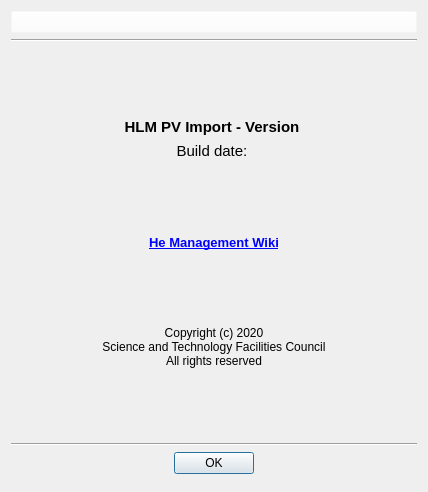
ISISNeutronMuon/HLM_PV_Import, file ServiceManager/GUI/layouts/About.ui: the form before one commit.
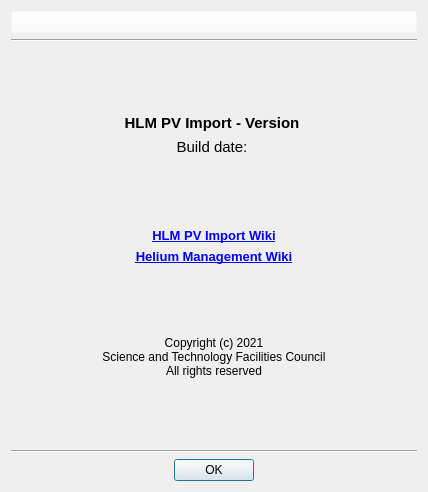
The form after the commit. Icons and pictures are not drawn.

What changed in the file:
```diff
--- a/ServiceManager/GUI/layouts/About.ui
+++ b/ServiceManager/GUI/layouts/About.ui
@@ -14,9 +14,6 @@
    <string>About</string>
   </property>
   <layout class="QVBoxLayout" name="verticalLayout_2">
-   <property name="bottomMargin">
-    <number>18</number>
-   </property>
    <item>
     <widget class="QPushButton" name="logo">
      <property name="cursor">
@@ -132,7 +129,23 @@
       </size>
      </property>
      <property name="text">
-      <string>&lt;html&gt;&lt;head/&gt;&lt;body&gt;&lt;p align=&quot;center&quot;&gt;&lt;a href=&quot;https://github.com/SampleEnvironment/He-Management/wiki&quot;&gt;&lt;span style=&quot; font-size:10pt; font-weight:600; color:#0000ff;&quot;&gt;He Management Wiki&lt;/span&gt;&lt;/a&gt;&lt;/p&gt;&lt;/body&gt;&lt;/html&gt;</string>
+      <string>&lt;html&gt;&lt;head/&gt;&lt;body&gt;&lt;p align=&quot;center&quot;&gt;&lt;a href=&quot;https://github.com/ISISNeutronMuon/HLM_PV_Import/wiki&quot;&gt;&lt;span style=&quot; font-size:10pt; font-weight:600; text-decoration: underline; color:#0000ff;&quot;&gt;HLM PV Import Wiki&lt;/span&gt;&lt;/a&gt;&lt;/p&gt;&lt;/body&gt;&lt;/html&gt;</string>
+     </property>
+     <property name="openExternalLinks">
+      <bool>true</bool>
+     </property>
+    </widget>
+   </item>
+   <item>
+    <widget class="QLabel" name="link1">
+     <property name="maximumSize">
+      <size>
+       <width>16777215</width>
+       <height>40</height>
+      </size>
+     </property>
+     <property name="text">
+      <string>&lt;html&gt;&lt;head/&gt;&lt;body&gt;&lt;p align=&quot;center&quot;&gt;&lt;a href=&quot;https://github.com/SampleEnvironment/He-Management/wiki&quot;&gt;&lt;span style=&quot; font-size:10pt; font-weight:600; text-decoration: underline; color:#0000ff;&quot;&gt;Helium Management Wiki&lt;/span&gt;&lt;/a&gt;&lt;/p&gt;&lt;/body&gt;&lt;/html&gt;</string>
      </property>
      <property name="openExternalLinks">
       <bool>true</bool>
@@ -155,7 +168,7 @@
    <item>
     <widget class="QLabel" name="copyright">
      <property name="text">
-      <string>&lt;html&gt;&lt;head/&gt;&lt;body&gt;&lt;p align=&quot;center&quot;&gt;&lt;span style=&quot; font-size:9pt;&quot;&gt;Copyright (c) 2020 &lt;br/&gt;Science and Technology Facilities Council&lt;br/&gt;All rights reserved&lt;/span&gt;&lt;/p&gt;&lt;/body&gt;&lt;/html&gt;</string>
+      <string>&lt;html&gt;&lt;head/&gt;&lt;body&gt;&lt;p align=&quot;center&quot;&gt;&lt;span style=&quot; font-size:9pt;&quot;&gt;Copyright (c) 2021 &lt;br/&gt;Science and Technology Facilities Council&lt;br/&gt;All rights reserved&lt;/span&gt;&lt;/p&gt;&lt;/body&gt;&lt;/html&gt;</string>
      </property>
     </widget>
    </item>
@@ -187,6 +200,9 @@
        <height>16777215</height>
       </size>
      </property>
+     <property name="layoutDirection">
+      <enum>Qt::LeftToRight</enum>
+     </property>
      <property name="text">
       <string>OK</string>
      </property>
```
Left out of the diff: 3 changed lines with no effect on the pictures.
